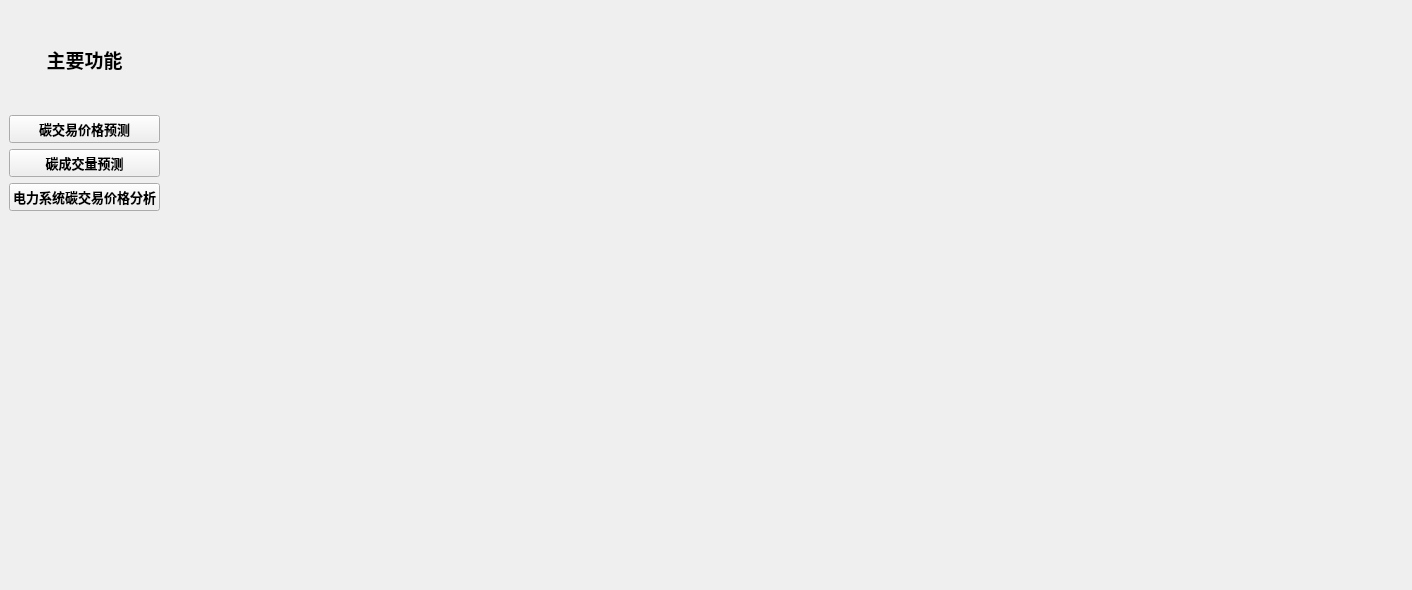
First picture: the form in ui/carbon_morden.ui, repository Zekakora/Carbon_Price_Predict, before the edit.
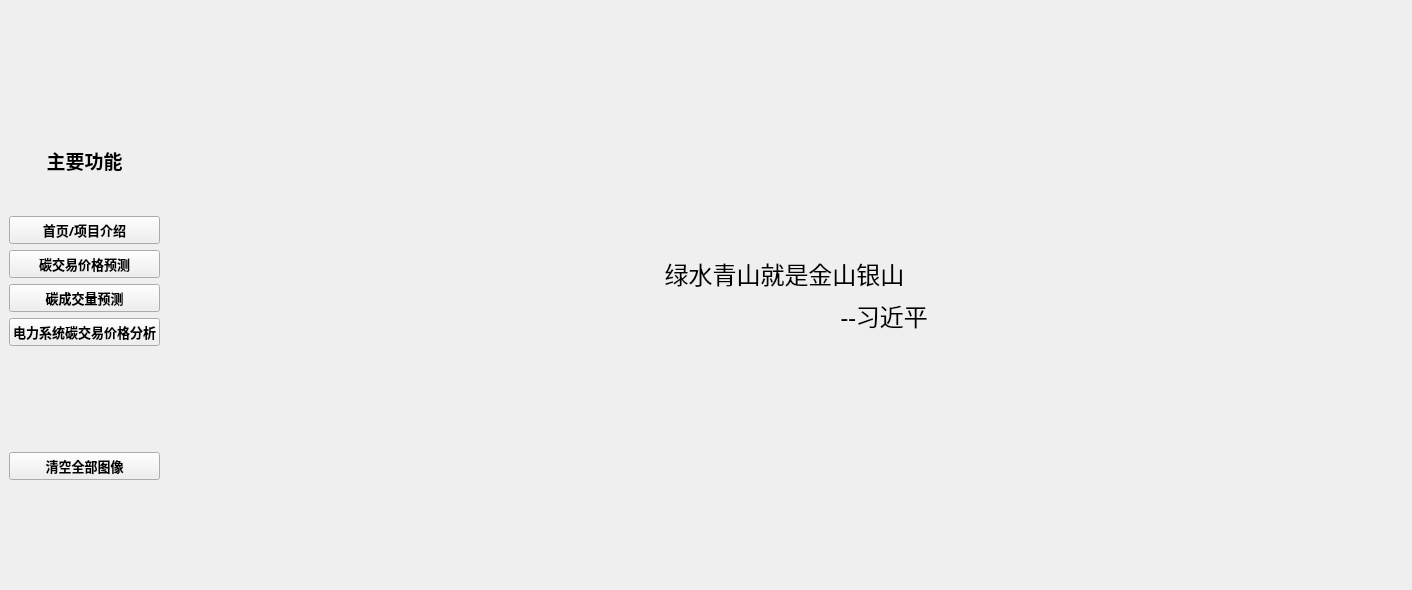
Second picture: the form after the edit.

The edit to the form file:
```diff
--- a/ui/carbon_morden.ui
+++ b/ui/carbon_morden.ui
@@ -16,7 +16,20 @@
   <widget class="QWidget" name="centralwidget">
    <layout class="QHBoxLayout" name="horizontalLayout" stretch="1,10">
     <item>
-     <layout class="QVBoxLayout" name="verticalLayout" stretch="1,0,0,0,0">
+     <layout class="QVBoxLayout" name="verticalLayout" stretch="0,1,0,1,1,1,0,0,0">
+      <item>
+       <spacer name="verticalSpacer">
+        <property name="orientation">
+         <enum>Qt::Vertical</enum>
+        </property>
+        <property name="sizeHint" stdset="0">
+         <size>
+          <width>20</width>
+          <height>40</height>
+         </size>
+        </property>
+       </spacer>
+      </item>
       <item>
        <widget class="QLabel" name="label">
         <property name="sizePolicy">
@@ -50,11 +63,26 @@
         </property>
        </widget>
       </item>
+      <item>
+       <widget class="QPushButton" name="pushButton_main_homepage">
+        <property name="font">
+         <font>
+          <family>微软雅黑</family>
+          <pointsize>10</pointsize>
+          <weight>75</weight>
+          <bold>true</bold>
+         </font>
+        </property>
+        <property name="text">
+         <string>首页/项目介绍</string>
+        </property>
+       </widget>
+      </item>
       <item>
        <widget class="QPushButton" name="pushButton_main_price">
         <property name="font">
          <font>
-          <family>等线</family>
+          <family>微软雅黑</family>
           <pointsize>10</pointsize>
           <weight>75</weight>
           <bold>true</bold>
@@ -69,7 +97,7 @@
        <widget class="QPushButton" name="pushButton_main_count">
         <property name="font">
          <font>
-          <family>等线</family>
+          <family>微软雅黑</family>
           <pointsize>10</pointsize>
           <weight>75</weight>
           <bold>true</bold>
@@ -84,7 +112,7 @@
        <widget class="QPushButton" name="pushButton_main_elec">
         <property name="font">
          <font>
-          <family>等线</family>
+          <family>微软雅黑</family>
           <pointsize>10</pointsize>
           <weight>75</weight>
           <bold>true</bold>
@@ -95,6 +123,34 @@
         </property>
        </widget>
       </item>
+      <item>
+       <spacer name="verticalSpacer_3">
+        <property name="orientation">
+         <enum>Qt::Vertical</enum>
+        </property>
+        <property name="sizeHint" stdset="0">
+         <size>
+          <width>20</width>
+          <height>40</height>
+         </size>
+        </property>
+       </spacer>
+      </item>
+      <item>
+       <widget class="QPushButton" name="pushButton_main_clean">
+        <property name="font">
+         <font>
+          <family>微软雅黑</family>
+          <pointsize>10</pointsize>
+          <weight>75</weight>
+          <bold>true</bold>
+         </font>
+        </property>
+        <property name="text">
+         <string>清空全部图像</string>
+        </property>
+       </widget>
+      </item>
       <item>
        <spacer name="verticalSpacer_2">
         <property name="orientation">
@@ -111,7 +167,82 @@
      </layout>
     </item>
     <item>
-     <widget class="QStackedWidget" name="stack_main"/>
+     <widget class="QStackedWidget" name="stack_main">
+      <widget class="QWidget" name="page">
+       <layout class="QVBoxLayout" name="verticalLayout_2">
+        <item>
+         <spacer name="verticalSpacer_5">
+          <property name="orientation">
+           <enum>Qt::Vertical</enum>
+          </property>
+          <property name="sizeHint" stdset="0">
+           <size>
+            <width>20</width>
+            <height>40</height>
+           </size>
+          </property>
+         </spacer>
+        </item>
+        <item>
+         <widget class="QLabel" name="label_2">
+          <property name="maximumSize">
+           <size>
+            <width>16777215</width>
+            <height>60</height>
+           </size>
+          </property>
+          <property name="font">
+           <font>
+            <family>楷体</family>
+            <pointsize>18</pointsize>
+           </font>
+          </property>
+          <property name="text">
+           <string>绿水青山就是金山银山</string>
+          </property>
+          <property name="alignment">
+           <set>Qt::AlignCenter</set>
+          </property>
+         </widget>
+        </item>
+        <item>
+         <widget class="QLabel" name="label_3">
+          <property name="maximumSize">
+           <size>
+            <width>16777215</width>
+            <height>60</height>
+           </size>
+          </property>
+          <property name="font">
+           <font>
+            <family>楷体</family>
+            <pointsize>18</pointsize>
+           </font>
+          </property>
+          <property name="text">
+           <string>                                --习近平</string>
+          </property>
+          <property name="alignment">
+           <set>Qt::AlignCenter</set>
+          </property>
+         </widget>
+        </item>
+        <item>
+         <spacer name="verticalSpacer_4">
+          <property name="orientation">
+           <enum>Qt::Vertical</enum>
+          </property>
+          <property name="sizeHint" stdset="0">
+           <size>
+            <width>20</width>
+            <height>40</height>
+           </size>
+          </property>
+         </spacer>
+        </item>
+       </layout>
+      </widget>
+     </widget>
     </item>
    </layout>
   </widget>
```
